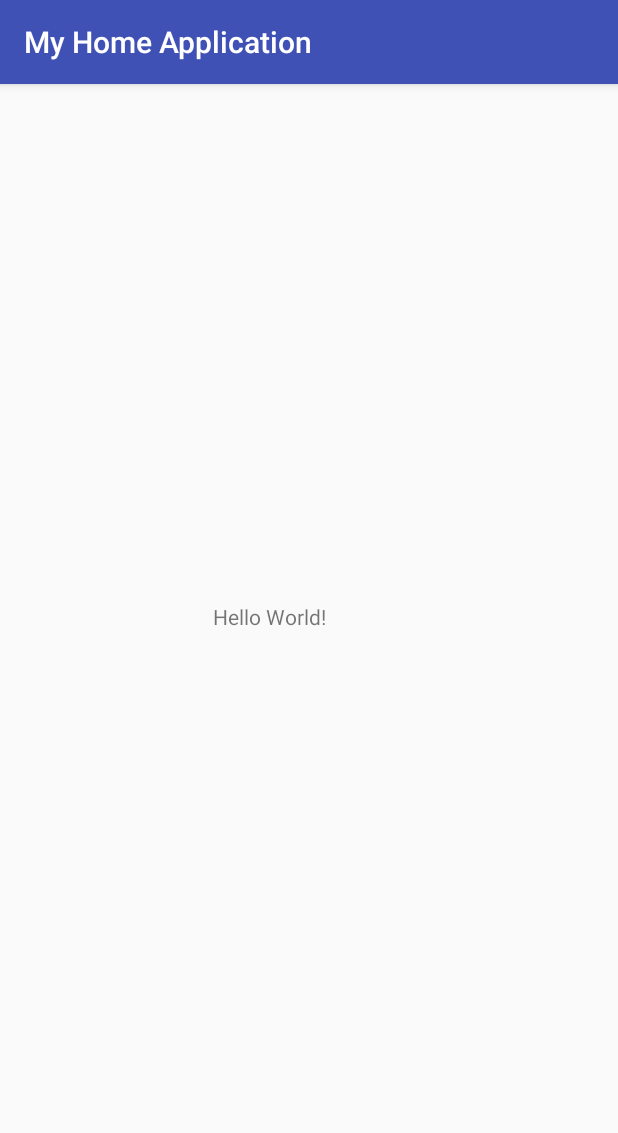
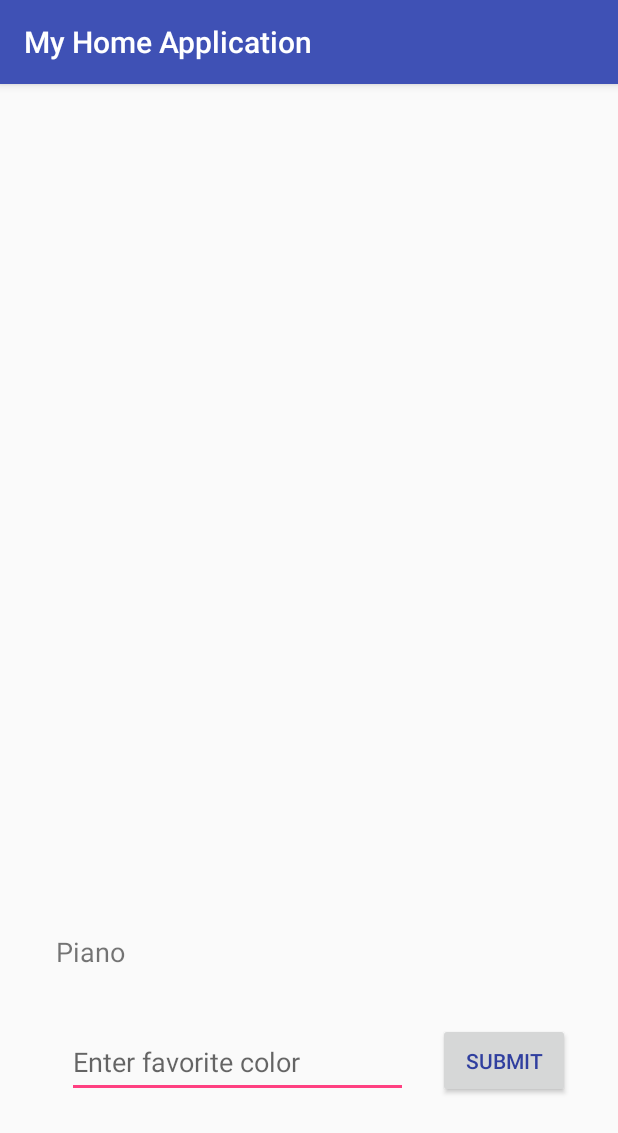
Before and after one commit to pianohagens/MyHomeApplication, an Android app: the screen it shows after launch (MainActivity), on a phone screen of 412 x 824 dp. Shown: the top 1133 px of the screen. Run offline under Robolectric (Android 15) with nearby library versions, the phone set to English and light mode, and no system bars.

Commit message:
ITC 162_Assignment 2_01-17-2018_tested Starting from scratch, create your own UI layout for an android app. The layout should contain a textView, an editView and a button widget. Use the Infer constraint button (shown below circled with a red pen) to automatically create your constraints.
Add resource strings for your text and widgets.
The TextView should display your name
The EditView should display “Enter favorite color”
The button should display Submit
Run your app in the emulator to make sure it works.
Your assignment will be graded in class after due date.
Note: We will soon learn how to use Android studio github integration, after which you will start adding your code  to your repository.

```diff
--- a/app/src/main/java/com/example/piano/myhomeapplication/MainActivity.java
+++ b/app/src/main/java/com/example/piano/myhomeapplication/MainActivity.java
@@ -2,12 +2,30 @@ package com.example.piano.myhomeapplication;
 
 import android.support.v7.app.AppCompatActivity;
 import android.os.Bundle;
+import android.view.View;
+import android.widget.Button;
+import android.widget.EditText;
+import android.widget.TextView;
 
 public class MainActivity extends AppCompatActivity {
-
+    TextView displyresult;
+    EditText inputTxt;
+    Button submitButton;
     @Override
     protected void onCreate(Bundle savedInstanceState) {
         super.onCreate(savedInstanceState);
         setContentView(R.layout.activity_main);
+
+        inputTxt = (EditText)findViewById(R.id.inputTxt);
+        displyresult = (TextView)findViewById(R.id.displyresult);
+        submitButton = (Button)findViewById(R.id.submitButton);
+        submitButton.setOnClickListener(new View.OnClickListener(){
+            @Override
+            public void onClick(View v) {
+                displyresult.setText(inputTxt.getText().toString());
+            }
+        });
+
+
     }
 }
--- a/app/src/main/res/layout/activity_main.xml
+++ b/app/src/main/res/layout/activity_main.xml
@@ -4,15 +4,68 @@
     xmlns:tools="http://schemas.android.com/tools"
     android:layout_width="match_parent"
     android:layout_height="match_parent"
+    android:orientation="vertical"
     tools:context="com.example.piano.myhomeapplication.MainActivity">
 
     <TextView
-        android:layout_width="128dp"
-        android:layout_height="78dp"
-        android:text="Hello World!"
-        app:layout_constraintBottom_toBottomOf="parent"
-        app:layout_constraintLeft_toLeftOf="parent"
-        app:layout_constraintRight_toRightOf="parent"
+        android:id="@+id/displyresult"
+        android:layout_width="208dp"
+        android:layout_height="0dp"
+        android:layout_above="@+id/showMyName"
+        android:layout_centerHorizontal="true"
+        android:layout_marginBottom="8dp"
+        android:layout_marginEnd="99dp"
+        android:layout_marginStart="99dp"
+        android:layout_marginTop="164dp"
+        android:fontFamily="monospace"
+        android:textColor="@android:color/holo_blue_dark"
+        android:textSize="36sp"
+        app:layout_constraintBottom_toTopOf="@+id/showMyName"
+        app:layout_constraintEnd_toEndOf="parent"
+        app:layout_constraintStart_toStartOf="parent"
         app:layout_constraintTop_toTopOf="parent" />
 
+    <TextView
+        android:id="@+id/showMyName"
+        android:layout_width="243dp"
+        android:layout_height="wrap_content"
+        android:layout_alignStart="@+id/inputTxt"
+        android:layout_centerVertical="true"
+        android:layout_marginBottom="35dp"
+        android:layout_marginEnd="24dp"
+        android:layout_marginStart="32dp"
+        android:text="Piano"
+        android:textAlignment="textStart"
+        android:textSize="18sp"
+        app:layout_constraintBottom_toTopOf="@+id/submitButton"
+        app:layout_constraintEnd_toEndOf="@+id/displyresult"
+        app:layout_constraintStart_toStartOf="parent"
+        app:layout_constraintTop_toBottomOf="@+id/displyresult" />
+
+    <EditText
+        android:id="@+id/inputTxt"
+        android:layout_width="227dp"
+        android:layout_height="48dp"
+        android:layout_alignBottom="@+id/submitButton"
+        android:layout_alignParentStart="true"
+        android:layout_marginBottom="92dp"
+        android:layout_marginEnd="8dp"
+        android:layout_marginStart="32dp"
+        android:hint="Enter favorite color"
+        app:layout_constraintBottom_toBottomOf="parent"
+        app:layout_constraintEnd_toStartOf="@+id/submitButton"
+        app:layout_constraintStart_toStartOf="parent" />
+
+    <Button
+        android:id="@+id/submitButton"
+        android:layout_width="wrap_content"
+        android:layout_height="50dp"
+        android:layout_alignParentBottom="true"
+        android:layout_marginBottom="92dp"
+        android:layout_marginEnd="32dp"
+        android:layout_toEndOf="@+id/inputTxt"
+        android:text="SUBMIT"
+        android:textColor="@color/colorPrimaryDark"
+        app:layout_constraintBottom_toBottomOf="parent"
+        app:layout_constraintEnd_toEndOf="parent" />
 </android.support.constraint.ConstraintLayout>
--- a/app/src/main/res/values/colors.xml
+++ b/app/src/main/res/values/colors.xml
@@ -1,6 +1,6 @@
 <?xml version="1.0" encoding="utf-8"?>
 <resources>
-    <color name="colorPrimary">#3F51B5</color>
-    <color name="colorPrimaryDark">#303F9F</color>
+    <color name="colorPrimary">#3f51b5</color>
+    <color name="colorPrimaryDark">#303f9f</color>
     <color name="colorAccent">#FF4081</color>
 </resources>
--- a/app/src/main/res/values/strings.xml
+++ b/app/src/main/res/values/strings.xml
@@ -1,3 +1,6 @@
 <resources>
     <string name="app_name">My Home Application</string>
+    <string name="send">SEND</string>
+    <string name="message">Message</string>
+    <string name="enter_favorite_color">Enter favorite color</string>
 </resources>
```
